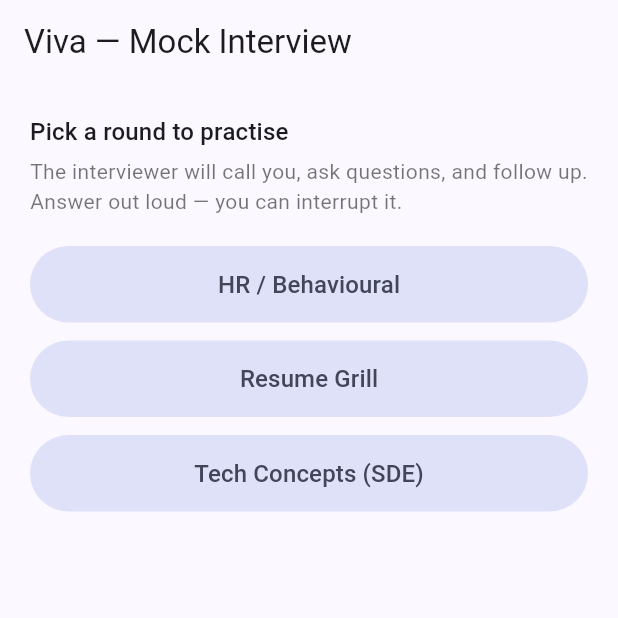
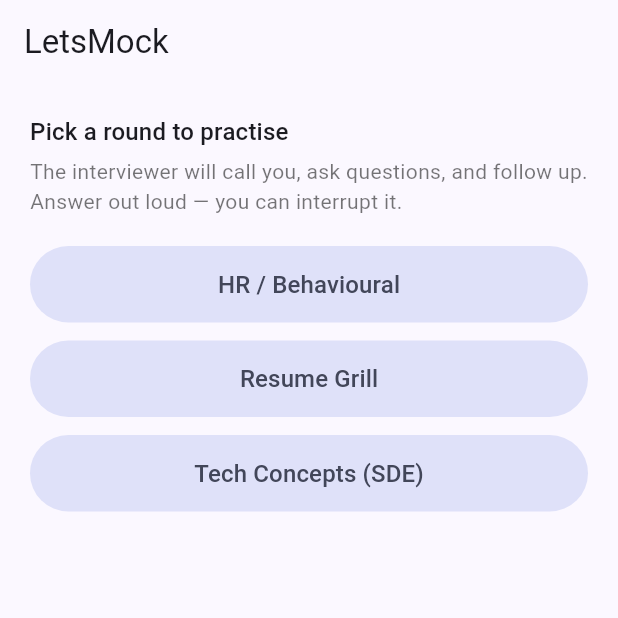
Before and after one commit to CodeNeuron58/LetsMock, a Flutter app: the screen it shows after launch, on a phone screen of 412 x 824 dp, the top half of it. Run offline on Flutter 3.47's test engine with Material 3 defaults, Android fonts, the phone set to English and light mode, and no system bars; our stand-ins replace permission_handler; missing offline and left inert: livekit_client, purchases_flutter, purchases_ui_flutter.

Commit message:
Rename the app to LetsMock
The launcher label and in-app title still said Viva, which is now only
the internal codename for the repo.

```diff
--- a/app/lib/main.dart
+++ b/app/lib/main.dart
@@ -16,7 +16,7 @@
   @override
   Widget build(BuildContext context) {
     return MaterialApp(
-      title: 'Viva',
+      title: 'LetsMock',
       debugShowCheckedModeBanner: false,
       theme: ThemeData(
         colorSchemeSeed: const Color(0xFF4C6FFF),
@@ -33,7 +33,7 @@
   @override
   Widget build(BuildContext context) {
     return Scaffold(
-      appBar: AppBar(title: const Text('Viva — Mock Interview')),
+      appBar: AppBar(title: const Text('LetsMock')),
       body: Padding(
         padding: const EdgeInsets.symmetric(horizontal: 20, vertical: 12),
         child: Column(
```
Also changed, not shown: 1 other file.
